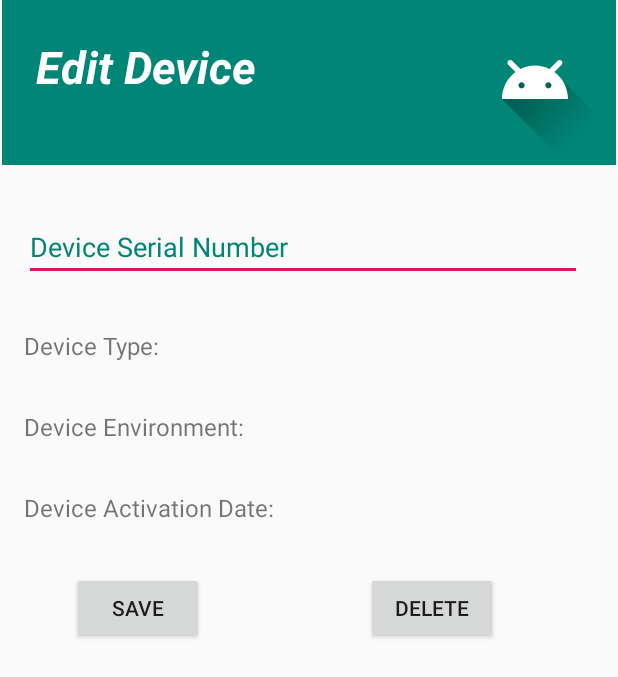
After one commit to coadyi3/SDA_FYP_IanCoady, an Android app: the EditDevice screen opened directly, with no data from a screen before it, on a phone screen of 412 x 824 dp. The commit adds this screen. Shown: the top 677 px of the screen. Run offline under Robolectric (Android 15) with nearby library versions, the phone set to English and light mode, and no system bars; our stand-ins replace Firebase (no records; nobody signed in at launch, a user with empty details on screens opened directly).

Commit message:
Added new edit device activity. Created GUI for it and added code to send the serial number from the recycler view to the edit activity. This allows the user to read from firebase.

```diff
--- a/app/src/main/AndroidManifest.xml
+++ b/app/src/main/AndroidManifest.xml
@@ -31,6 +31,11 @@
             android:label="Add A Device"
             android:theme="@style/AppTheme.NoActionBar">
         </activity>
+        <activity
+            android:name=".EditDevice"
+            android:label="Edit A Device"
+            android:theme="@style/AppTheme.NoActionBar">
+        </activity>
 
     </application>
 
--- a/app/src/main/java/dcu/ie/sdaiancoadyfinalproject/AddDevice.java
+++ b/app/src/main/java/dcu/ie/sdaiancoadyfinalproject/AddDevice.java
@@ -5,7 +5,6 @@ import android.os.Bundle;
 import android.view.View;
 import android.widget.ArrayAdapter;
 import android.widget.Button;
-import android.widget.EditText;
 import android.widget.Spinner;
 import android.widget.TextView;
 import android.widget.Toast;
@@ -40,7 +39,7 @@ public class AddDevice extends AppCompatActivity {
         deviceDb = FirebaseFirestore.getInstance();
         final CollectionReference deviceList = deviceDb.collection("Devices");
 
-        deviceSerial = findViewById(R.id.serialNumber);
+        deviceSerial = findViewById(R.id.editDevSerial);
         addDeviceBtn = findViewById(R.id.button);
         devModelSpinner = findViewById(R.id.spinnerDevType);
         devEnvSpinner = findViewById(R.id.spinnerDevEnv);
--- a/app/src/main/java/dcu/ie/sdaiancoadyfinalproject/DeviceViewAdapter.java
+++ b/app/src/main/java/dcu/ie/sdaiancoadyfinalproject/DeviceViewAdapter.java
@@ -1,8 +1,11 @@
 package dcu.ie.sdaiancoadyfinalproject;
 
+import android.annotation.SuppressLint;
 import android.content.Context;
 import androidx.annotation.NonNull;
 import androidx.recyclerview.widget.RecyclerView;
+
+import android.content.Intent;
 import android.view.LayoutInflater;
 import android.view.View;
 import android.view.ViewGroup;
@@ -31,8 +34,9 @@ public class DeviceViewAdapter extends RecyclerView.Adapter<DeviceViewAdapter.Vi
         return new ViewHolder(view);
     }
 
+
     @Override
-    public void onBindViewHolder(@NonNull ViewHolder holder, int position) {
+    public void onBindViewHolder(@NonNull ViewHolder holder, final int position) {
 
         holder.deviceSN             .setText(deviceID.get(position).toString());
         holder.deviceModel          .setText(deviceModel.get(position));
@@ -41,7 +45,10 @@ public class DeviceViewAdapter extends RecyclerView.Adapter<DeviceViewAdapter.Vi
         holder.editBtn.setOnClickListener(new View.OnClickListener() {
             @Override
             public void onClick(View v) {
-
+                Intent editDevice = new Intent(dNewContext, EditDevice.class);
+                editDevice.setFlags(Intent.FLAG_ACTIVITY_NEW_TASK);
+                editDevice.putExtra("Serial", deviceID.get(position));
+                dNewContext.startActivity(editDevice);
             }
         });
     }
--- /dev/null
+++ b/app/src/main/java/dcu/ie/sdaiancoadyfinalproject/EditDevice.java
@@ -0,0 +1,42 @@
+package dcu.ie.sdaiancoadyfinalproject;
+
+import android.os.Bundle;
+import android.widget.EditText;
+import android.widget.TextView;
+
+import androidx.appcompat.app.AppCompatActivity;
+
+import com.google.firebase.firestore.FirebaseFirestore;
+
+public class EditDevice extends AppCompatActivity {
+
+    private FirebaseFirestore deviceDb;
+    private EditText dSerial;
+    private TextView dModel;
+    private TextView dEnv;
+    private TextView dActive;
+
+    @Override
+    protected void onCreate(Bundle savedInstanceState) {
+        super.onCreate(savedInstanceState);
+        setContentView(R.layout.activity_edit_device);
+
+        dSerial     = findViewById(R.id.editDevSerial);
+        dModel      = findViewById(R.id.editDevType);
+        dEnv        = findViewById(R.id.editDevEnv);
+        dActive     = findViewById(R.id.editDevDate);
+
+        int serialNumber;
+        Bundle extras = getIntent().getExtras();
+
+        if(extras != null){
+            serialNumber = extras.getInt("Serial");
+
+            dSerial.setText(String.valueOf(serialNumber));
+        }
+
+
+    }
+
+
+}
--- a/app/src/main/res/layout/activity_add_device.xml
+++ b/app/src/main/res/layout/activity_add_device.xml
@@ -7,7 +7,7 @@
     android:scrollbarSize="24dp">
 
     <EditText
-        android:id="@+id/serialNumber"
+        android:id="@+id/editDevSerial"
         android:layout_width="match_parent"
         android:layout_height="wrap_content"
         android:layout_marginStart="16dp"
@@ -68,7 +68,7 @@
         android:text="Device Type"
         android:textSize="16sp"
         app:layout_constraintStart_toStartOf="parent"
-        app:layout_constraintTop_toBottomOf="@+id/serialNumber" />
+        app:layout_constraintTop_toBottomOf="@+id/editDevSerial" />
 
     <TextView
         android:id="@+id/textView4"
--- /dev/null
+++ b/app/src/main/res/layout/activity_edit_device.xml
@@ -0,0 +1,110 @@
+<?xml version="1.0" encoding="utf-8"?>
+<androidx.constraintlayout.widget.ConstraintLayout
+    xmlns:android="http://schemas.android.com/apk/res/android"
+    xmlns:app="http://schemas.android.com/apk/res-auto"
+    xmlns:tools="http://schemas.android.com/tools"
+    android:layout_width="match_parent"
+    android:layout_height="match_parent">
+
+    <androidx.appcompat.widget.Toolbar
+        android:id="@+id/toolbar"
+        android:layout_width="409dp"
+        android:layout_height="110dp"
+        android:background="?attr/colorPrimary"
+        app:layout_constraintEnd_toEndOf="parent"
+        app:layout_constraintStart_toStartOf="parent"
+        app:layout_constraintTop_toTopOf="parent"
+        app:popupTheme="@style/AppTheme.PopupOverlay" />
+
+    <ImageView
+        android:id="@+id/logo"
+        android:layout_width="wrap_content"
+        android:layout_height="wrap_content"
+        android:src="@drawable/ic_launcher_foreground"
+        app:layout_constraintBottom_toBottomOf="@+id/toolbar"
+        app:layout_constraintEnd_toEndOf="@+id/toolbar" />
+
+    <EditText
+        android:id="@+id/editDevSerial"
+        android:layout_width="match_parent"
+        android:layout_height="wrap_content"
+        android:layout_marginStart="16dp"
+        android:layout_marginTop="32dp"
+        android:layout_marginEnd="24dp"
+        android:hint="Device Serial Number"
+        android:imeOptions="actionDone"
+        android:inputType="number"
+        android:textColor="@color/colorPrimary"
+        android:textColorHint="@color/colorPrimary"
+        app:layout_constraintEnd_toEndOf="parent"
+        app:layout_constraintHorizontal_bias="0.0"
+        app:layout_constraintStart_toStartOf="parent"
+        app:layout_constraintTop_toBottomOf="@+id/toolbar"
+        tools:ignore="Autofill" />
+
+    <TextView
+        android:id="@+id/editDevType"
+        android:layout_width="wrap_content"
+        android:layout_height="22dp"
+        android:layout_marginStart="16dp"
+        android:layout_marginTop="32dp"
+        android:text="Device Type: "
+        android:textSize="16sp"
+        app:layout_constraintStart_toStartOf="parent"
+        app:layout_constraintTop_toBottomOf="@+id/editDevSerial" />
+
+    <TextView
+        android:id="@+id/editDevDate"
+        android:layout_width="wrap_content"
+        android:layout_height="22dp"
+        android:layout_marginStart="16dp"
+        android:layout_marginTop="32dp"
+        android:text="Device Activation Date:  "
+        android:textSize="16sp"
+        app:layout_constraintStart_toStartOf="parent"
+        app:layout_constraintTop_toBottomOf="@+id/editDevEnv" />
+
+    <TextView
+        android:id="@+id/editDevEnv"
+        android:layout_width="wrap_content"
+        android:layout_height="wrap_content"
+        android:layout_marginStart="16dp"
+        android:layout_marginTop="32dp"
+        android:text="Device Environment:"
+        android:textSize="16sp"
+        app:layout_constraintStart_toStartOf="parent"
+        app:layout_constraintTop_toBottomOf="@+id/editDevType" />
+
+    <Button
+        android:id="@+id/saveBtn"
+        android:layout_width="wrap_content"
+        android:layout_height="wrap_content"
+        android:layout_marginStart="48dp"
+        android:layout_marginTop="32dp"
+        android:text="Save"
+        app:layout_constraintStart_toStartOf="parent"
+        app:layout_constraintTop_toBottomOf="@+id/editDevDate" />
+
+    <Button
+        android:id="@+id/deleteBtn"
+        android:layout_width="wrap_content"
+        android:layout_height="wrap_content"
+        android:layout_marginStart="108dp"
+        android:layout_marginTop="32dp"
+        android:text="Delete"
+        app:layout_constraintStart_toEndOf="@+id/saveBtn"
+        app:layout_constraintTop_toBottomOf="@+id/editDevDate" />
+
+    <TextView
+        android:id="@+id/header"
+        android:layout_width="wrap_content"
+        android:layout_height="wrap_content"
+        android:layout_marginStart="24dp"
+        android:layout_marginTop="24dp"
+        android:text="Edit Device"
+        android:textColor="#FFFFFF"
+        android:textSize="30sp"
+        android:textStyle="bold|italic"
+        app:layout_constraintStart_toStartOf="parent"
+        app:layout_constraintTop_toTopOf="@+id/toolbar" />
+</androidx.constraintlayout.widget.ConstraintLayout>
--- a/app/src/main/res/layout/activity_main.xml
+++ b/app/src/main/res/layout/activity_main.xml
@@ -15,6 +15,19 @@
         app:layout_constraintStart_toStartOf="parent"
         app:layout_constraintTop_toTopOf="parent"
         app:popupTheme="@style/AppTheme.PopupOverlay" />
+
+    <TextView
+        android:id="@+id/header2"
+        android:layout_width="wrap_content"
+        android:layout_height="wrap_content"
+        android:layout_marginStart="24dp"
+        android:layout_marginTop="24dp"
+        android:text="Devices"
+        android:textColor="#FFFFFF"
+        android:textSize="30sp"
+        android:textStyle="bold|italic"
+        app:layout_constraintStart_toStartOf="parent"
+        app:layout_constraintTop_toTopOf="@+id/toolbar" />
 
     <ImageView
         android:id="@+id/logo"
```
